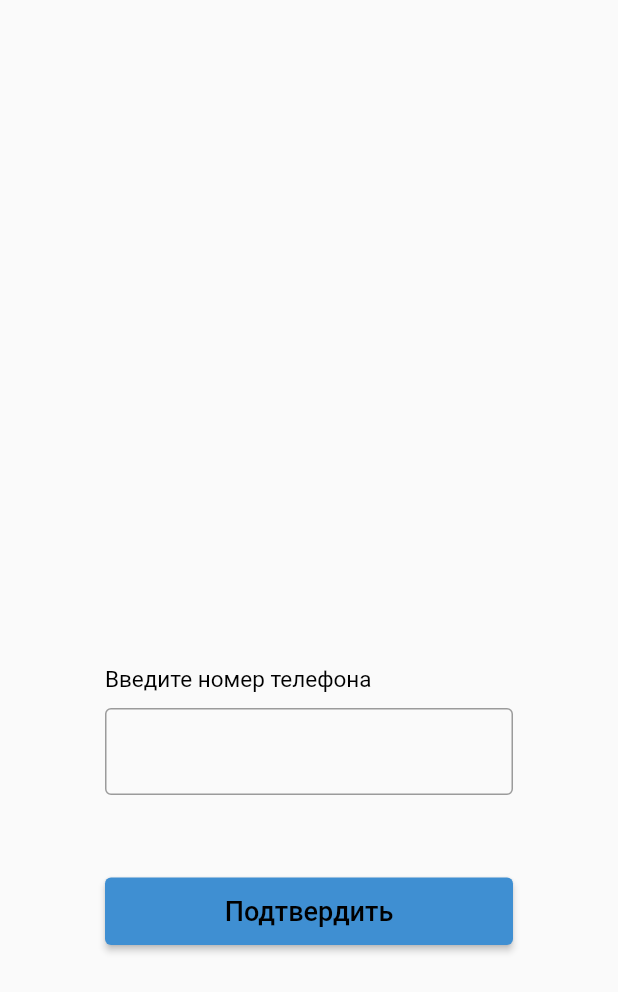
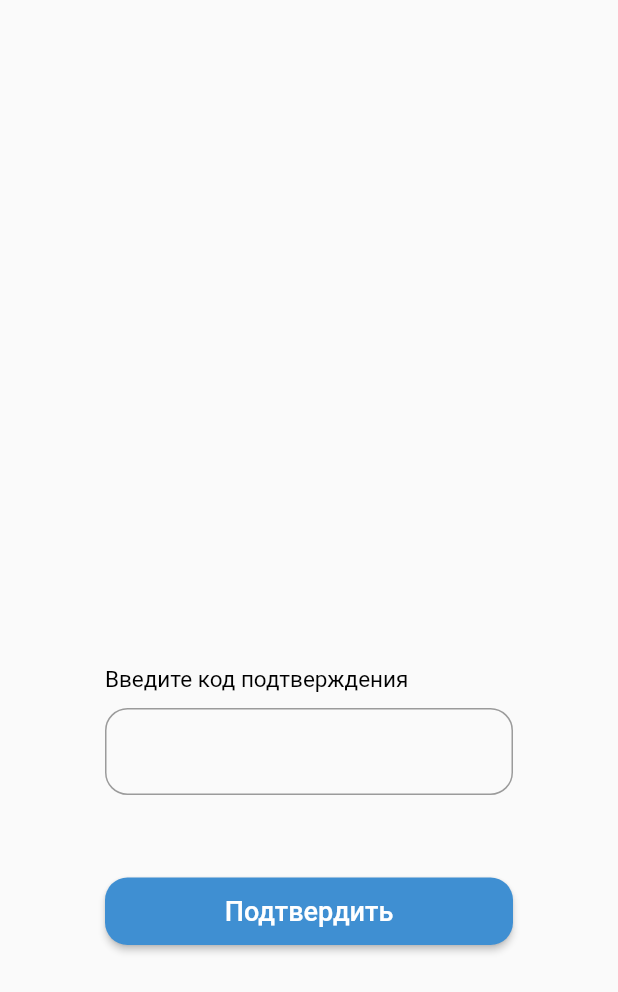
Before and after one commit to plow-development/plow, a Flutter app: the MyWidget widget shown alone on an empty page, opened directly, on a phone screen of 412 x 824 dp. Shown: the top 992 px of the screen. Run offline on Flutter 3.47's test engine with Material 2 defaults, Android fonts, the phone set to English and light mode, and no system bars; our stand-ins replace calendar_timeline, salomon_bottom_bar; missing offline and left inert: yandex_mapkit; network calls fail.

Commit message:
Сделала круглые углы кнопок

```diff
--- a/lib/screens/KodScreen.dart
+++ b/lib/screens/KodScreen.dart
@@ -30,7 +30,7 @@ class MyWidget extends StatelessWidget {
           width: double.infinity,
           padding: EdgeInsets.symmetric(horizontal: 70),
           child: Text(
-            'Введите номер телефона',
+            'Введите код подтверждения',
             textAlign: TextAlign.left,
             style: TextStyle(fontSize: 15, color: Colors.black),
           ),
@@ -43,7 +43,9 @@ class MyWidget extends StatelessWidget {
           padding: EdgeInsets.symmetric(horizontal: 70),
           child: TextField(
             decoration: InputDecoration(
-              border: OutlineInputBorder(),
+              border: OutlineInputBorder(borderRadius: const BorderRadius.all(
+                Radius.circular(15.0),
+              ),),
             ),
             style: TextStyle(fontSize: 15, color: Colors.black),
           ),
@@ -59,11 +61,16 @@ class MyWidget extends StatelessWidget {
             height: 45.0,
             child: ElevatedButton(
                 style: ButtonStyle(
+                  shape: MaterialStateProperty.all<RoundedRectangleBorder>(
+                    RoundedRectangleBorder(
+                      borderRadius: BorderRadius.circular(15.0),
+                    ),
+                  ),
                   backgroundColor:
                   MaterialStateProperty.all<Color>(Color(0xff3F8FD2)),
                 ),
                 child: Text("Подтвердить",
-                    style: TextStyle(fontSize: 18, color: Colors.black)),
+                    style: TextStyle(fontSize: 18, color: Colors.white)),
                 onPressed: () {}),
           ),
         ),
--- a/lib/screens/WelcomeScreen.dart
+++ b/lib/screens/WelcomeScreen.dart
@@ -43,7 +43,7 @@ class MyWidget extends StatelessWidget {
                   MaterialStateProperty.all<Color>(Color(0xff3F8FD2)),
                 ),
                 child: Text("Регистрация",
-                    style: TextStyle(fontSize: 18, color: Colors.black)),
+                    style: TextStyle(fontSize: 18, color: Colors.white)),
                 onPressed: () {}),
           ),
         ),
@@ -67,7 +67,7 @@ class MyWidget extends StatelessWidget {
                   MaterialStateProperty.all<Color>(Color(0xff3F8FD2)),
                 ),
                 child: Text("Вход",
-                    style: TextStyle(fontSize: 18, color: Colors.black)),
+                    style: TextStyle(fontSize: 18, color: Colors.white)),
                 onPressed: () {}),
           ),
         ),
```
Also changed, not shown: lib/screens/LoginScreen.dart (+12 -5 lines), lib/screens/PhoneNumberScreen.dart (+9 -2 lines).
